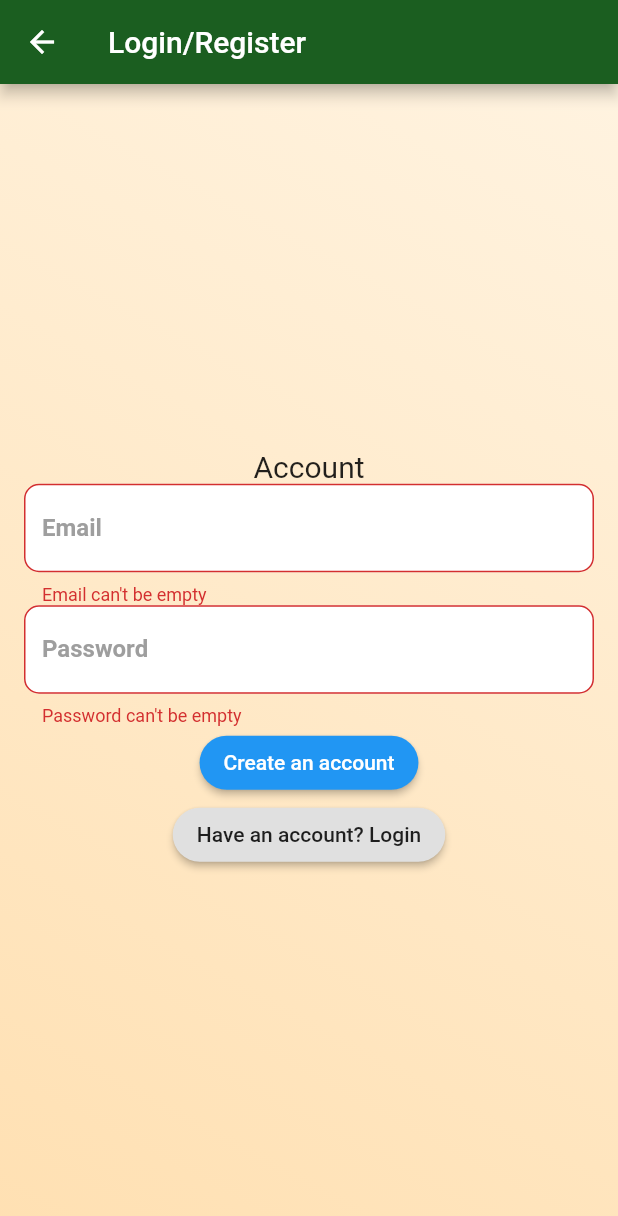
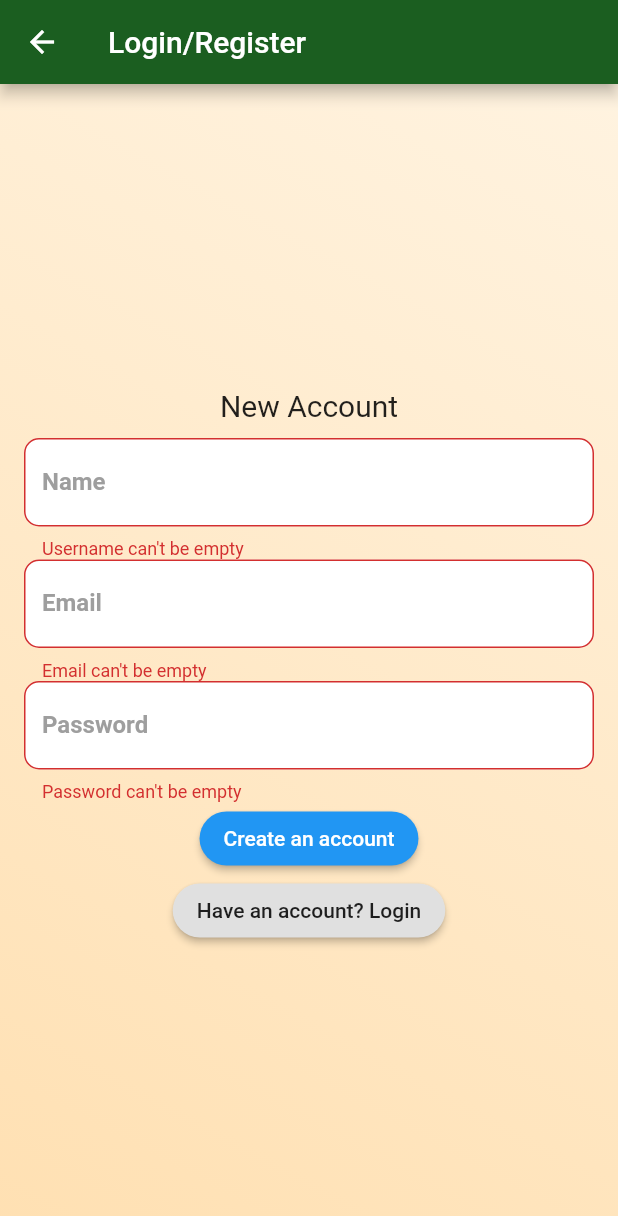
Before and after one commit to k-ly73/BobaFrenzy, a Flutter app: the LoginPage screen opened by its route, after a tap on "Create an account", on a phone screen of 412 x 824 dp. Shown: the top 1216 px of the screen. Run offline on Flutter 3.47's test engine with Material 2 defaults, Android fonts, the phone set to English and light mode, and no system bars; our stand-ins replace cloud_firestore, firebase_auth, firebase_core, firebase_database, shared_preferences; accounts and stored records are empty; network calls fail; Roboto replaces fonts that are missing (Montserra).

Commit message:
Updated login page

```diff
--- a/app/lib/main.dart
+++ b/app/lib/main.dart
@@ -18,9 +18,9 @@ class MyApp extends StatelessWidget {
     return MaterialApp(
       theme: ThemeData(primaryColor: Colors.green[900]),
 
-      home: GenerateDrink(),
+      home: IntroScreen(),
       routes: <String, WidgetBuilder> {
-        "/profile": (BuildContext context) => new ProfilePage(),
+        "/profile": (BuildContext context) => new ProfileScreen(),
         "/collections": (BuildContext context) => new CollectionsPage(),
         "/create_drink": (BuildContext context) => new CreateDrink(),
         "/login": (BuildContext context) => new LoginPage(),
--- a/app/lib/screens/auth_result.dart
+++ b/app/lib/screens/auth_result.dart
@@ -1,3 +1,4 @@
+import 'package:cloud_firestore/cloud_firestore.dart';
 import 'package:firebase_auth/firebase_auth.dart';
 import 'database.dart';
 import 'dart:async';
@@ -11,7 +12,6 @@ abstract class BaseAuth {
 
 class AuthResult implements BaseAuth {
   final FirebaseAuth _firebaseAuth = FirebaseAuth.instance;
-
   Future<String> signInWithEmailAndPassword(String email, String password) async {
     FirebaseUser user = (await FirebaseAuth.instance.createUserWithEmailAndPassword(email: email, password: password)).user;
     return user.uid;
--- a/app/lib/screens/database.dart
+++ b/app/lib/screens/database.dart
@@ -1,8 +1,27 @@
+
 import 'package:firebase_database/firebase_database.dart';
 import 'package:firebase_database/ui/firebase_animated_list.dart';
 import 'package:firebase_core/firebase_core.dart';
+import 'login.dart';
+
+// class Database {
+//   final CollectionReference userCollection =
+//     Firestore.instance.collection('user');
 
 
-class Res {
 
+// }
+
+class User {
+  String name;
+  User (this.name);
+
+  User.fromSnapshot(DataSnapshot snapshot)
+  : name = snapshot.value['user_name'];
+
+  toJson() {
+    return {
+      'user_name': name,
+    };
+  }
 }
--- a/app/lib/screens/login.dart
+++ b/app/lib/screens/login.dart
@@ -1,6 +1,8 @@
+import 'package:firebase_core/firebase_core.dart';
 import 'package:flutter/material.dart';
 import 'package:firebase_auth/firebase_auth.dart';
 import 'auth_result.dart';
+import 'database.dart';
 import 'package:firebase_database/firebase_database.dart';
 
 class LoginPage extends StatefulWidget{
@@ -12,19 +14,21 @@ class LoginPage extends StatefulWidget{
   State<StatefulWidget> createState() => new _LoginPage();
 }
 
+
 enum FormType {
   login,
   register
 }
 
-final databaseReference = FirebaseDatabase.instance.reference();
 
 class _LoginPage extends State<LoginPage> {
 
   String email;
   String password;
+  List<User> users = List();
   FormType _formType;
-
+  User userName;
+  DatabaseReference userRef;
   final FirebaseAuth auth = FirebaseAuth.instance;
   final formKey = new GlobalKey<FormState>();
 
@@ -32,9 +36,18 @@ class _LoginPage extends State<LoginPage> {
     final form = formKey.currentState;
     if (form.validate()){
       form.save();
+      userRef.push().set(userName.toJson());
       return true;
     }
     return false;
+  }
+
+  @override
+  void initState() {
+    super.initState();
+    userName = User("");
+    userRef = FirebaseDatabase.instance.reference().child("user_name");
+
   }
 
   void validateAndSubmit() async {
@@ -73,17 +86,20 @@ class _LoginPage extends State<LoginPage> {
     });
   }
 
-
+  var nameEditingController = TextEditingController();
   var emailEditingController = TextEditingController();
   var passwordEditingController = TextEditingController();
 
   @override
   Widget build(BuildContext context){
     return Scaffold(
+      resizeToAvoidBottomPadding: false,
       appBar: AppBar(
         title: new Text("Login/Register")
       ),
-      body: new Container(
+      body: new Stack(
+        children: <Widget>[
+          new Container(
           padding: EdgeInsets.all(16.0),
           decoration: BoxDecoration(
             gradient: LinearGradient(
@@ -99,20 +115,92 @@ class _LoginPage extends State<LoginPage> {
               children: buildInputs() + buildSubmitButtons()
             ),
           )
+
+          )
+        ],
+
       ),
     );
   }
 
   List<Widget> buildInputs(){
+       if(_formType == FormType.login){
+      return [
+         new TextFormField(
+          controller: emailEditingController,
+          obscureText: false,
+          decoration: InputDecoration(
+            fillColor: Colors.white,
+            filled: true,
+            border: new OutlineInputBorder(
+              borderRadius: BorderRadius.all(
+                const Radius.circular(10),
+              )
+            ),
+            labelText: 'Email',
+            labelStyle: TextStyle(
+              fontFamily: 'Montserra',
+              fontWeight: FontWeight.bold,
+              color: Colors.grey,
+            )
+          ),
+          validator: (value) => value.isEmpty ? 'Email can\'t be empty' : null,
+          onSaved: (value) => email = value,
+          ),
+        new TextFormField(
+          controller: passwordEditingController,
+          obscureText: true,
+          decoration: InputDecoration(
+            fillColor: Colors.white,
+            filled: true,
+            border: new OutlineInputBorder(
+              borderRadius: BorderRadius.all(
+                const Radius.circular(10),
+              )
+            ),
+            labelText: 'Password',
+            labelStyle: TextStyle(
+              fontFamily: 'Montserra',
+              fontWeight: FontWeight.bold,
+              color: Colors.grey,
+            )
+          ),
+          validator: (value) => value.isEmpty ? 'Password can\'t be empty' : null,
+          onSaved: (value) => password = value,
+        ),
+      ];
+    }
+    else {
       return [
         new Container(
+          margin: EdgeInsets.all(10),
           child: new Text(
-          "Account",
+            "New Account",
             style: new TextStyle(
               fontSize: 20,
             )
           )
-
+        ),
+        new TextFormField(
+          controller: nameEditingController,
+          obscureText: false,
+          decoration: InputDecoration(
+            fillColor: Colors.white,
+            filled: true,
+            border: new OutlineInputBorder(
+              borderRadius: BorderRadius.all(
+                const Radius.circular(10),
+              )
+            ),
+            labelText: 'Name',
+            labelStyle: TextStyle(
+              fontFamily: 'Montserra',
+              fontWeight: FontWeight.bold,
+              color: Colors.grey,
+            )
+          ),
+          validator: (value) => value.isEmpty ? 'Username can\'t be empty' : null,
+          onSaved: (userName) => userName = userName,
         ),
         new TextFormField(
           controller: emailEditingController,
@@ -157,6 +245,9 @@ class _LoginPage extends State<LoginPage> {
           onSaved: (value) => password = value,
         ),
       ];
+    }
+
+
   }
   List<Widget> buildSubmitButtons() {
     if( _formType == FormType.login){
--- a/app/pubspec.yaml
+++ b/app/pubspec.yaml
@@ -30,7 +30,7 @@ dependencies:
   firebase_auth: ^0.15.5+2
   firebase_database: ^3.1.3
   google_sign_in: ^4.0.4
-  # cloud_firestore: ^0.12.9+5
+  cloud_firestore: ^0.12.9+5
   intl: ^0.15.2
 
   # The following adds the Cupertino Icons font to your application.
```
Also changed, not shown: app/lib/screens/generate_drink.dart (+10 -3 lines), app/lib/screens/home_page.dart (+7 -3 lines), app/lib/screens/profile.dart (+53 -38 lines), app/lib/assets/test_profile.png (added), app/pubspec.lock, 2 other files. Lines whose indentation alone changed are shown as unchanged.
